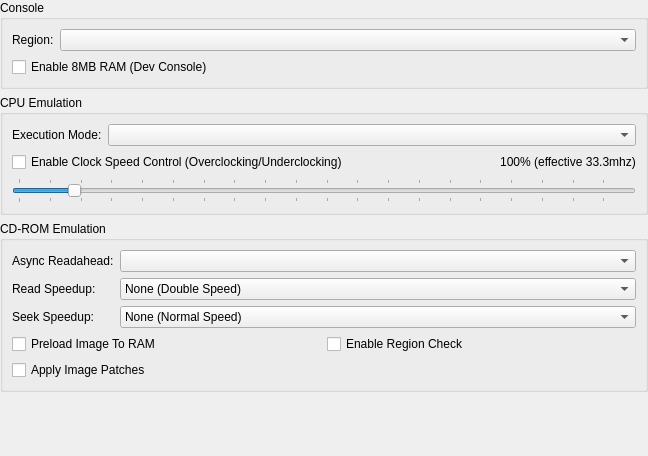
First picture: the form in src/duckstation-qt/consolesettingswidget.ui, repository kofxi3584karlayang/duckstation, before the edit.
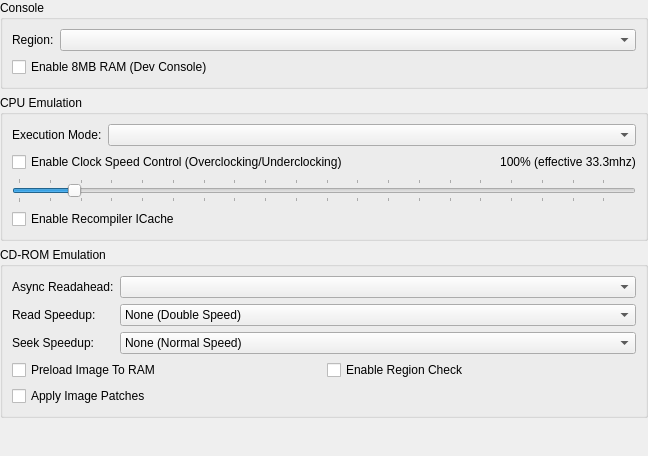
Second picture: the form after the edit.

Commit message: Qt: Move recompiler icache to console settings page

What changed in the file:
```diff
--- a/src/duckstation-qt/consolesettingswidget.ui
+++ b/src/duckstation-qt/consolesettingswidget.ui
@@ -128,6 +128,13 @@
         </item>
        </layout>
       </item>
+      <item row="2" column="0" colspan="2">
+       <widget class="QCheckBox" name="recompilerICache">
+        <property name="text">
+         <string>Enable Recompiler ICache</string>
+        </property>
+       </widget>
+      </item>
      </layout>
     </widget>
    </item>
```
The commit also changes 3 other files.
